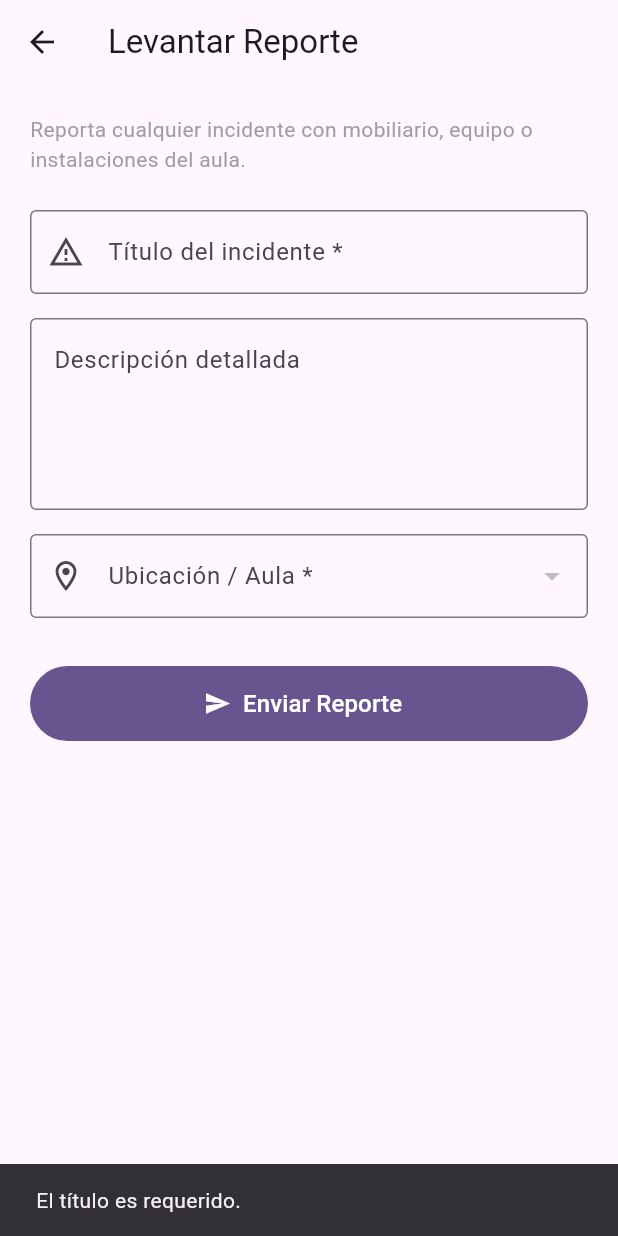
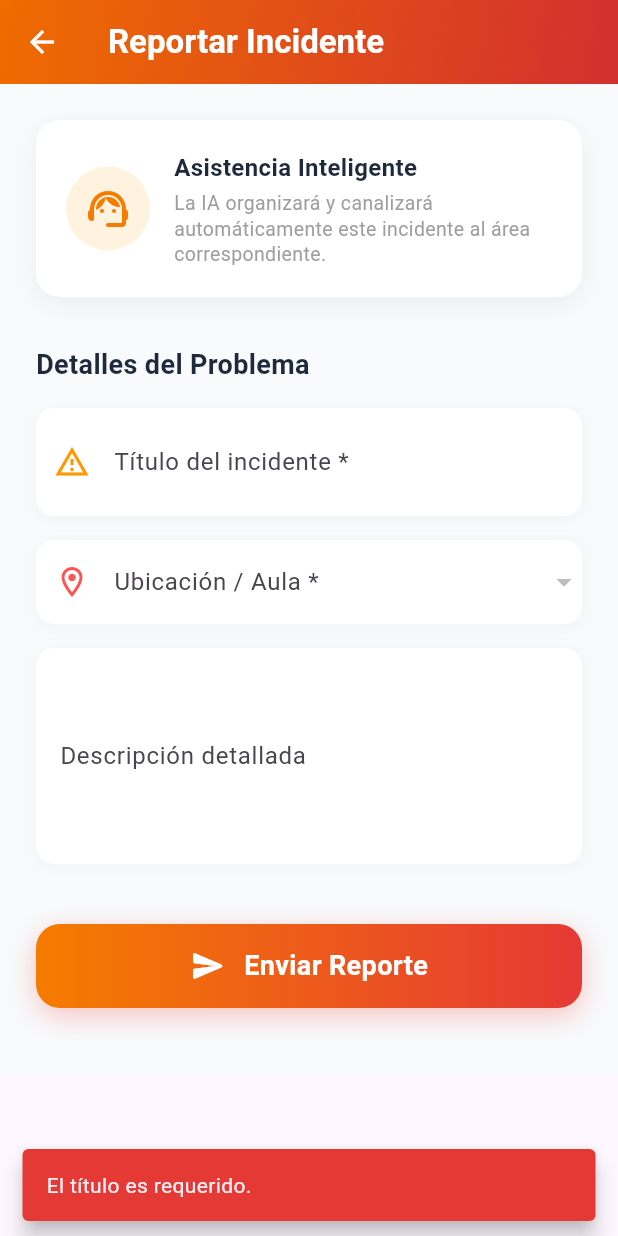
Before and after one commit to LuisAlbertoB/INTEGER09-funx_de_ponente_id02, a Flutter app: the CrearReporteScreen screen opened directly, after a tap on "Enviar Reporte", on a phone screen of 412 x 824 dp. Run offline on Flutter 3.47's test engine with Material 3 defaults, Android fonts, the phone set to English and light mode, and no system bars; our stand-ins replace qr_flutter, shared_preferences; missing offline and left inert: mobile_scanner; accounts and stored records are empty; network calls fail.

Commit message:
chore: save pending changes before merge

```diff
--- a/lib/screens/admin/crear_reporte_screen.dart
+++ /dev/null
@@ -1,160 +0,0 @@
-import 'package:flutter/material.dart';
-import 'package:http/http.dart' as http;
-import 'dart:convert';
-import '../../services/admin_service.dart';
-import '../../services/storage_service.dart';
-import '../../core/constants/api_constants.dart';
-
-class CrearReporteScreen extends StatefulWidget {
-  const CrearReporteScreen({super.key});
-
-  @override
-  State<CrearReporteScreen> createState() => _CrearReporteScreenState();
-}
-
-class _CrearReporteScreenState extends State<CrearReporteScreen> {
-  final AdminService _adminService = AdminService();
-  final StorageService _storage = StorageService();
-
-  final _tituloCtrl = TextEditingController();
-  final _descCtrl = TextEditingController();
-
-  List<Map<String, dynamic>> _aulas = [];
-  int? _idAulaSeleccionada;
-  bool _loadingAulas = true;
-  bool _enviando = false;
-
-  @override
-  void initState() {
-    super.initState();
-    _loadAulas();
-  }
-
-  @override
-  void dispose() {
-    _tituloCtrl.dispose();
-    _descCtrl.dispose();
-    super.dispose();
-  }
-
-  Future<void> _loadAulas() async {
-    try {
-      final token = await _storage.getToken();
-      final response = await http.get(
-        Uri.parse('${ApiConstants.baseUrl}${ApiConstants.aulas}'),
-        headers: {
-          'Authorization': 'Bearer $token',
-          'Content-Type': 'application/json',
-        },
-      );
-      if (response.statusCode == 200 && mounted) {
-        final List<dynamic> data = jsonDecode(response.body);
-        setState(() {
-          _aulas = data.cast<Map<String, dynamic>>();
-          _loadingAulas = false;
-        });
-      } else {
-        if (mounted) setState(() => _loadingAulas = false);
-      }
-    } catch (_) {
-      if (mounted) setState(() => _loadingAulas = false);
-    }
-  }
-
-  Future<void> _submit() async {
-    if (_tituloCtrl.text.trim().isEmpty) {
-      ScaffoldMessenger.of(context).showSnackBar(const SnackBar(content: Text('El título es requerido.')));
-      return;
-    }
-    if (_idAulaSeleccionada == null) {
-      ScaffoldMessenger.of(context).showSnackBar(const SnackBar(content: Text('Selecciona el aula del incidente.')));
-      return;
-    }
-
-    setState(() => _enviando = true);
-    try {
-      await _adminService.crearReporte(
-        titulo: _tituloCtrl.text.trim(),
-        descripcion: _descCtrl.text.trim(),
-        idAula: _idAulaSeleccionada!,
-      );
-      if (mounted) {
-        ScaffoldMessenger.of(context).showSnackBar(const SnackBar(content: Text('Reporte enviado con éxito.')));
-        Navigator.pop(context, true);
-      }
-    } catch (e) {
-      if (mounted) {
-        setState(() => _enviando = false);
-        ScaffoldMessenger.of(context).showSnackBar(SnackBar(content: Text(e.toString().replaceFirst('Exception: ', ''))));
-      }
-    }
-  }
-
-  @override
-  Widget build(BuildContext context) {
-    return Scaffold(
-      appBar: AppBar(title: const Text('Levantar Reporte')),
-      body: SingleChildScrollView(
-        padding: const EdgeInsets.all(20),
-        child: Column(
-          crossAxisAlignment: CrossAxisAlignment.stretch,
-          children: [
-            const Text(
-              'Reporta cualquier incidente con mobiliario, equipo o instalaciones del aula.',
-              style: TextStyle(color: Colors.grey, fontSize: 14),
-            ),
-            const SizedBox(height: 24),
-            TextField(
-              controller: _tituloCtrl,
-              decoration: const InputDecoration(
-                labelText: 'Título del incidente *',
-                border: OutlineInputBorder(),
-                prefixIcon: Icon(Icons.report_problem_outlined),
-              ),
-            ),
-            const SizedBox(height: 16),
-            TextField(
-              controller: _descCtrl,
-              maxLines: 4,
-              decoration: const InputDecoration(
-                labelText: 'Descripción detallada',
-                border: OutlineInputBorder(),
-                alignLabelWithHint: true,
-              ),
-            ),
-            const SizedBox(height: 16),
-            _loadingAulas
-                ? const Center(child: CircularProgressIndicator())
-                : DropdownButtonFormField<int>(
-                    value: _idAulaSeleccionada,
-                    decoration: const InputDecoration(
-                      labelText: 'Ubicación / Aula *',
-                      border: OutlineInputBorder(),
-                      prefixIcon: Icon(Icons.location_on_outlined),
-                    ),
-                    items: _aulas.map((a) {
-                      final nombre = a['nombre_aula']?.toString() ?? a['nombre']?.toString() ?? 'Aula ${a['id_aula']}';
-                      return DropdownMenuItem<int>(
-                        value: a['id_aula'] as int,
-                        child: Text(nombre),
-                      );
-                    }).toList(),
-                    onChanged: (v) => setState(() => _idAulaSeleccionada = v),
-                  ),
-            const SizedBox(height: 32),
-            SizedBox(
-              height: 50,
-              child: FilledButton.icon(
-                onPressed: _enviando ? null : _submit,
-                icon: _enviando
-                    ? const SizedBox(width: 20, height: 20, child: CircularProgressIndicator(color: Colors.white, strokeWidth: 2))
-                    : const Icon(Icons.send),
-                label: Text(_enviando ? 'Enviando...' : 'Enviar Reporte', style: const TextStyle(fontSize: 16)),
-              ),
-            ),
-          ],
-        ),
-      ),
-    );
-  }
-}
--- a/lib/screens/home/home_screen.dart
+++ b/lib/screens/home/home_screen.dart
@@ -11,6 +11,7 @@ import '../catalogo/catalogo_eventos_screen.dart';
 import '../events/recomendados_screen.dart';
 import '../profile/profile_screen.dart';
 import '../qr/qr_scanner_screen.dart';
+import '../reportes/crear_reporte_screen.dart';
 
 class HomeScreen extends StatefulWidget {
   const HomeScreen({super.key});
@@ -169,6 +170,17 @@ class _HomeScreenState extends State<HomeScreen> {
               ),
               const SizedBox(height: 8),
               _MenuCard(
+                icon: Icons.report_problem,
+                title: 'Reportar Incidente',
+                subtitle: 'Aulas, mobiliario o problemas físicos',
+                color: Colors.orange.shade700,
+                onTap: () => Navigator.push(
+                  context,
+                  MaterialPageRoute(builder: (_) => const CrearReporteScreen()),
+                ),
+              ),
+              const SizedBox(height: 8),
+              _MenuCard(
                 icon: Icons.calendar_month,
                 title: 'Periodos Académicos',
                 subtitle: 'Consultar cuatrimestres',
--- /dev/null
+++ b/lib/screens/reportes/crear_reporte_screen.dart
@@ -0,0 +1,292 @@
+import 'package:flutter/material.dart';
+import 'package:http/http.dart' as http;
+import 'dart:convert';
+import '../../services/admin_service.dart';
+import '../../services/storage_service.dart';
+import '../../core/constants/api_constants.dart';
+
+class CrearReporteScreen extends StatefulWidget {
+  const CrearReporteScreen({super.key});
+
+  @override
+  State<CrearReporteScreen> createState() => _CrearReporteScreenState();
+}
+
+class _CrearReporteScreenState extends State<CrearReporteScreen> {
+  final AdminService _adminService = AdminService();
+  final StorageService _storage = StorageService();
+
+  final _tituloCtrl = TextEditingController();
+  final _descCtrl = TextEditingController();
+
+  List<Map<String, dynamic>> _aulas = [];
+  int? _idAulaSeleccionada;
+  bool _loadingAulas = true;
+  bool _enviando = false;
+
+  @override
+  void initState() {
+    super.initState();
+    _loadAulas();
+  }
+
+  @override
+  void dispose() {
+    _tituloCtrl.dispose();
+    _descCtrl.dispose();
+    super.dispose();
+  }
+
+  Future<void> _loadAulas() async {
+    try {
+      final token = await _storage.getToken();
+      final response = await http.get(
+        Uri.parse('${ApiConstants.baseUrl}${ApiConstants.aulas}'),
+        headers: {
+          'Authorization': 'Bearer $token',
+          'Content-Type': 'application/json',
+        },
+      );
+      if (response.statusCode == 200 && mounted) {
+        final List<dynamic> data = jsonDecode(response.body);
+        setState(() {
+          _aulas = data.cast<Map<String, dynamic>>();
+          _loadingAulas = false;
+        });
+      } else {
+        if (mounted) setState(() => _loadingAulas = false);
+      }
+    } catch (_) {
+      if (mounted) setState(() => _loadingAulas = false);
+    }
+  }
+
+  Future<void> _submit() async {
+    if (_tituloCtrl.text.trim().isEmpty) {
+      _showError('El título es requerido.');
+      return;
+    }
+    if (_idAulaSeleccionada == null) {
+      _showError('Selecciona la ubicación del incidente.');
+      return;
+    }
+
+    setState(() => _enviando = true);
+    try {
+      await _adminService.crearReporte(
+        titulo: _tituloCtrl.text.trim(),
+        descripcion: _descCtrl.text.trim(),
+        idAula: _idAulaSeleccionada!,
+      );
+      if (mounted) {
+        _showSuccess('Reporte enviado con éxito. La IA agrupará este incidente.');
+        Navigator.pop(context, true);
+      }
+    } catch (e) {
+      if (mounted) {
+        setState(() => _enviando = false);
+        _showError(e.toString().replaceFirst('Exception: ', ''));
+      }
+    }
+  }
+
+  void _showError(String msg) {
+    ScaffoldMessenger.of(context).showSnackBar(SnackBar(
+      content: Text(msg),
+      backgroundColor: Colors.red.shade600,
+      behavior: SnackBarBehavior.floating,
+    ));
+  }
+
+  void _showSuccess(String msg) {
+    ScaffoldMessenger.of(context).showSnackBar(SnackBar(
+      content: Row(
+        children: [
+          const Icon(Icons.check_circle, color: Colors.white),
+          const SizedBox(width: 8),
+          Expanded(child: Text(msg)),
+        ],
+      ),
+      backgroundColor: Colors.green.shade600,
+      behavior: SnackBarBehavior.floating,
+    ));
+  }
+
+  @override
+  Widget build(BuildContext context) {
+    return Scaffold(
+      appBar: AppBar(
+        title: const Text('Reportar Incidente', style: TextStyle(fontWeight: FontWeight.w600)),
+        backgroundColor: Colors.transparent,
+        elevation: 0,
+        flexibleSpace: Container(
+          decoration: BoxDecoration(
+            gradient: LinearGradient(
+              begin: Alignment.topLeft,
+              end: Alignment.bottomRight,
+              colors: [Colors.orange.shade800, Colors.red.shade700],
+            ),
+          ),
+        ),
+        foregroundColor: Colors.white,
+      ),
+      body: Container(
+        color: const Color(0xFFF8FAFC), // Fondo gris muy claro
+        child: SingleChildScrollView(
+          padding: const EdgeInsets.all(24),
+          child: Column(
+            crossAxisAlignment: CrossAxisAlignment.stretch,
+            children: [
+              // --- Cabecera de la pantalla ---
+              Container(
+                padding: const EdgeInsets.all(20),
+                decoration: BoxDecoration(
+                  color: Colors.white,
+                  borderRadius: BorderRadius.circular(16),
+                  boxShadow: [
+                    BoxShadow(color: Colors.black.withOpacity(0.05), blurRadius: 15, offset: const Offset(0, 5))
+                  ],
+                ),
+                child: Row(
+                  children: [
+                    Container(
+                      padding: const EdgeInsets.all(12),
+                      decoration: BoxDecoration(
+                        color: Colors.orange.shade50,
+                        shape: BoxShape.circle,
+                      ),
+                      child: Icon(Icons.support_agent_rounded, size: 32, color: Colors.orange.shade700),
+                    ),
+                    const SizedBox(width: 16),
+                    const Expanded(
+                      child: Column(
+                        crossAxisAlignment: CrossAxisAlignment.start,
+                        children: [
+                          Text('Asistencia Inteligente', style: TextStyle(fontWeight: FontWeight.bold, fontSize: 16, color: Color(0xFF1E293B))),
+                          SizedBox(height: 4),
+                          Text(
+                            'La IA organizará y canalizará automáticamente este incidente al área correspondiente.',
+                            style: TextStyle(fontSize: 13, color: Colors.grey, height: 1.3),
+                          ),
+                        ],
+                      ),
+                    )
+                  ],
+                ),
+              ),
+              const SizedBox(height: 32),
+
+              const Text('Detalles del Problema', style: TextStyle(fontWeight: FontWeight.bold, fontSize: 18, color: Color(0xFF1E293B))),
+              const SizedBox(height: 16),
+
+              // --- Campo Título ---
+              Container(
+                decoration: BoxDecoration(
+                  color: Colors.white,
+                  borderRadius: BorderRadius.circular(12),
+                  boxShadow: [BoxShadow(color: Colors.black.withOpacity(0.03), blurRadius: 10, offset: const Offset(0, 2))],
+                ),
+                child: TextField(
+                  controller: _tituloCtrl,
+                  decoration: const InputDecoration(
+                    labelText: 'Título del incidente *',
+                    hintText: 'Ej. "Proyector dañado" o "Aire acondicionado no enfría"',
+                    border: InputBorder.none,
+                    contentPadding: EdgeInsets.all(16),
+                    prefixIcon: Icon(Icons.report_problem_outlined, color: Colors.orange),
+                  ),
+                ),
+              ),
+              const SizedBox(height: 16),
+
+              // --- Campo Ubicación ---
+              _loadingAulas
+                  ? const Center(child: CircularProgressIndicator())
+                  : Container(
+                      decoration: BoxDecoration(
+                        color: Colors.white,
+                        borderRadius: BorderRadius.circular(12),
+                        boxShadow: [BoxShadow(color: Colors.black.withOpacity(0.03), blurRadius: 10, offset: const Offset(0, 2))],
+                      ),
+                      child: DropdownButtonFormField<int>(
+                        value: _idAulaSeleccionada,
+                        decoration: const InputDecoration(
+                          labelText: 'Ubicación / Aula *',
+                          border: InputBorder.none,
+                          contentPadding: EdgeInsets.symmetric(horizontal: 16, vertical: 8),
+                          prefixIcon: Icon(Icons.location_on_outlined, color: Colors.redAccent),
+                        ),
+                        items: _aulas.map((a) {
+                          final nombre = a['nombre_aula']?.toString() ?? a['nombre']?.toString() ?? 'Aula ${a['id_aula']}';
+                          return DropdownMenuItem<int>(
+                            value: a['id_aula'] as int,
+                            child: Text(nombre),
+                          );
+                        }).toList(),
+                        onChanged: (v) => setState(() => _idAulaSeleccionada = v),
+                      ),
+                    ),
+              const SizedBox(height: 16),
+
+              // --- Campo Descripción ---
+              Container(
+                decoration: BoxDecoration(
+                  color: Colors.white,
+                  borderRadius: BorderRadius.circular(12),
+                  boxShadow: [BoxShadow(color: Colors.black.withOpacity(0.03), blurRadius: 10, offset: const Offset(0, 2))],
+                ),
+                child: TextField(
+                  controller: _descCtrl,
+                  maxLines: 4,
+                  decoration: const InputDecoration(
+                    labelText: 'Descripción detallada',
+                    hintText: 'Describe el problema con el mayor detalle posible para que la Inteligencia Artificial lo pueda agrupar correctamente...',
+                    border: InputBorder.none,
+                    contentPadding: EdgeInsets.all(16),
+                  ),
+                ),
+              ),
+              const SizedBox(height: 40),
+
+              // --- Botón de Envío ---
+              Container(
+                height: 56,
+                decoration: BoxDecoration(
+                  borderRadius: BorderRadius.circular(16),
+                  gradient: LinearGradient(
+                    colors: [Colors.orange.shade700, Colors.red.shade600],
+                  ),
+                  boxShadow: [
+                    BoxShadow(color: Colors.red.withOpacity(0.3), blurRadius: 15, offset: const Offset(0, 5))
+                  ],
+                ),
+                child: Material(
+                  color: Colors.transparent,
+                  child: InkWell(
+                    borderRadius: BorderRadius.circular(16),
+                    onTap: _enviando ? null : _submit,
+                    child: Row(
+                      mainAxisAlignment: MainAxisAlignment.center,
+                      children: [
+                        if (_enviando)
+                          const SizedBox(width: 24, height: 24, child: CircularProgressIndicator(color: Colors.white, strokeWidth: 2))
+                        else
+                          const Icon(Icons.send_rounded, color: Colors.white),
+                        const SizedBox(width: 12),
+                        Text(
+                          _enviando ? 'Enviando...' : 'Enviar Reporte',
+                          style: const TextStyle(color: Colors.white, fontSize: 18, fontWeight: FontWeight.bold),
+                        ),
+                      ],
+                    ),
+                  ),
+                ),
+              ),
+              const SizedBox(height: 20),
+            ],
+          ),
+        ),
+      ),
+    );
+  }
+}
```
